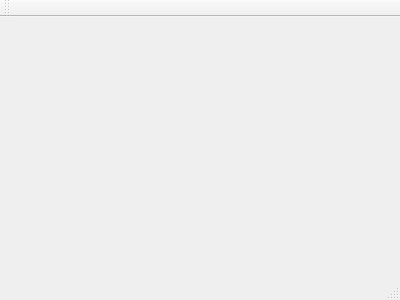
Qt form src/mainwindow.ui (ichiro101/OpenItemSets_NativeClient) before a commit.
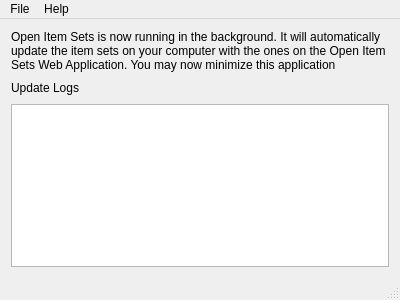
The same form after that commit.

Patch:
```diff
--- a/src/mainwindow.ui
+++ b/src/mainwindow.ui
@@ -12,13 +12,90 @@
   <property name="windowTitle" >
    <string>MainWindow</string>
   </property>
-  <widget class="QMenuBar" name="menuBar" />
-  <widget class="QToolBar" name="mainToolBar" />
-  <widget class="QWidget" name="centralWidget" />
-  <widget class="QStatusBar" name="statusBar" />
+  <widget class="QWidget" name="centralWidget">
+   <layout class="QVBoxLayout" name="verticalLayout">
+    <item>
+     <widget class="QLabel" name="label_2">
+      <property name="text">
+       <string>Open Item Sets is now running in the background. It will automatically update the item sets on your computer with the ones on the Open Item Sets Web Application. You may now minimize this application</string>
+      </property>
+      <property name="wordWrap">
+       <bool>true</bool>
+      </property>
+     </widget>
+    </item>
+    <item>
+     <layout class="QHBoxLayout" name="horizontalLayout">
+      <item>
+       <widget class="QLabel" name="label">
+        <property name="text">
+         <string>Update Logs</string>
+        </property>
+       </widget>
+      </item>
+      <item>
+       <spacer name="horizontalSpacer">
+        <property name="orientation">
+         <enum>Qt::Horizontal</enum>
+        </property>
+        <property name="sizeHint" stdset="0">
+         <size>
+          <width>40</width>
+          <height>20</height>
+         </size>
+        </property>
+       </spacer>
+      </item>
+     </layout>
+    </item>
+    <item>
+     <widget class="QListView" name="listView"/>
+    </item>
+   </layout>
+  </widget>
+  <widget class="QMenuBar" name="menuBar">
+   <property name="geometry">
+    <rect>
+     <x>0</x>
+     <y>0</y>
+     <width>400</width>
+     <height>21</height>
+    </rect>
+   </property>
+   <widget class="QMenu" name="menuFile">
+    <property name="title">
+     <string>File</string>
+    </property>
+    <addaction name="actionMinimize"/>
+    <addaction name="actionExit"/>
+   </widget>
+   <widget class="QMenu" name="menuHelp">
+    <property name="title">
+     <string>Help</string>
+    </property>
+    <addaction name="actionAbout"/>
+   </widget>
+   <addaction name="menuFile"/>
+   <addaction name="menuHelp"/>
+  </widget>
+  <widget class="QStatusBar" name="statusBar"/>
+  <action name="actionMinimize">
+   <property name="text">
+    <string>Minimize</string>
+   </property>
+  </action>
+  <action name="actionExit">
+   <property name="text">
+    <string>Exit</string>
+   </property>
+  </action>
+  <action name="actionAbout">
+   <property name="text">
+    <string>About</string>
+   </property>
+  </action>
  </widget>
- <layoutDefault spacing="6" margin="11" />
- <pixmapfunction></pixmapfunction>
+ <layoutdefault spacing="6" margin="11"/>
  <resources/>
  <connections/>
 </ui>
```
Left out of the diff: 9 changed lines with no effect on the pictures.
